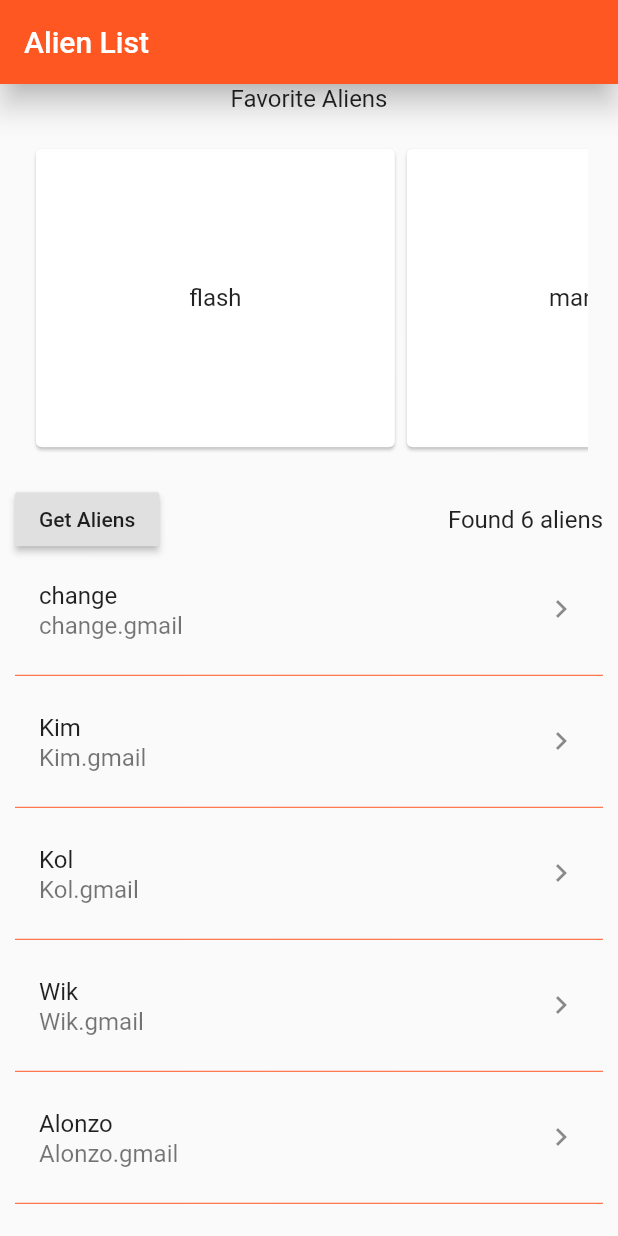
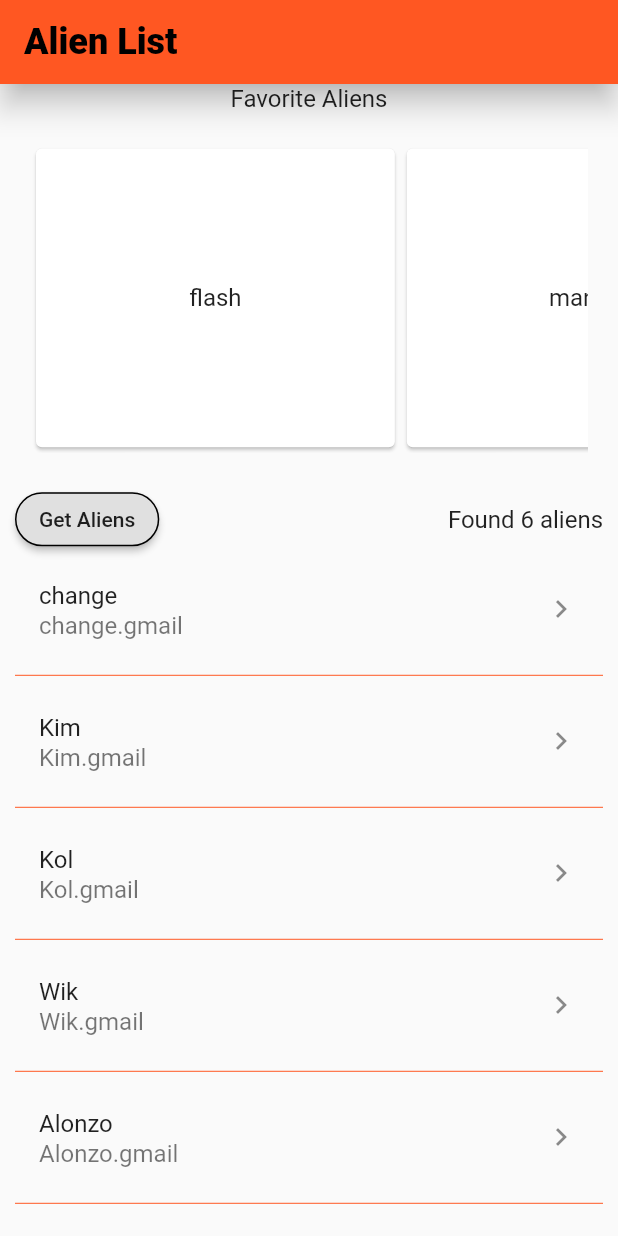
Before and after one commit to efenstakes/plore, a Flutter app: the screen it shows after launch, on a phone screen of 412 x 824 dp. Run offline on Flutter 3.47's test engine with Material 2 defaults, Android fonts, the phone set to English and light mode, and no system bars.

```diff
--- a/lib/main.dart
+++ b/lib/main.dart
@@ -30,8 +30,18 @@ class MyApp extends StatelessWidget {
           elevation: 8,
           iconTheme: IconThemeData(
             color: Colors.deepOrangeAccent[240],
-            opacity: 0.1, size: 40
+            // opacity: 0.1,
+            size: 40
           ),
+          textTheme: TextTheme(
+
+          title: TextStyle(
+            fontSize: 24,
+            fontWeight: FontWeight.w800,
+            color: Colors.black
+          ),
+
+          )
         ),
 
         snackBarTheme: SnackBarThemeData(),
--- /dev/null
+++ b/lib/screens/user/user_list.dart
@@ -0,0 +1,73 @@
+import 'package:flutter/material.dart';
+import 'package:plore/models/user.dart';
+import 'package:plore/screens/user/user_details.dart';
+
+
+class UserListScreen extends StatelessWidget {
+
+  final List<User> users;
+
+  UserListScreen({this.users}) {
+    users.forEach((user)=> print(user.email));
+  }
+
+
+  @override
+  Widget build(BuildContext context) {
+    return ListView.separated(
+      padding: EdgeInsets.symmetric(vertical: 0.0, horizontal: 10.0),
+
+      itemCount: users.length,
+      itemBuilder: (BuildContext context, int index) {
+
+        return Dismissible(
+          key: Key(users[index].name),
+          child: ListTile(
+                  title: Text(users[index].name),
+                  subtitle: Text(users[index].email),
+                  trailing: Icon(Icons.keyboard_arrow_right),
+
+                  onTap: () {
+                    _seeUserDetails(user: users[index], context: context);
+                  },
+                ),
+
+          onDismissed: (direction) {
+
+            Scaffold.of(context).showSnackBar(
+              SnackBar(
+                content: Text('dismissed '+ users[index].name),
+              )
+            );
+
+          },// onDismissed: (direction) { .. }
+
+          background: Container(
+            color: Colors.lightGreen,
+          ),
+
+        );
+
+      },
+
+      separatorBuilder: (BuildContext context, int index) {
+        return Divider( color: Colors.deepOrange );
+      },
+
+    );
+  }
+
+
+  _seeUserDetails({ User user, BuildContext context}) async {
+    Navigator.of(context).push(
+      MaterialPageRoute(
+        builder: (BuildContext context)=> UserDetails(user: user)
+      )
+    );
+  }// void _seeUserDetails(user) async { .. }
+
+
+
+
+
+}
--- a/lib/screens/user/users.dart
+++ b/lib/screens/user/users.dart
@@ -4,6 +4,8 @@ import 'package:http/http.dart' as http;
 import 'package:plore/models/user.dart';
 import 'package:plore/screens/user/user_details.dart';
 import 'package:plore/screens/user/fav_alien_list.dart';
+import 'package:plore/screens/user/user_list.dart';
+
 
 
 class UsersScreen extends StatefulWidget {
@@ -63,6 +65,9 @@ class _UsersScreenState extends State<UsersScreen> {
                 child: RaisedButton(
                         child: Text('Get Aliens'),
                         onPressed: getUsers,
+                        shape: StadiumBorder(
+                          side: BorderSide(width: 1)
+                        ),
                     ),
               ),
               Container(
@@ -116,56 +121,3 @@ class _UsersScreenState extends State<UsersScreen> {
 
 
 }
-
-
-
-class UserListScreen extends StatelessWidget {
-
-  final List<User> users;
-
-  UserListScreen({this.users}) {
-    users.forEach((user)=> print(user.email));
-  }
-
-
-  @override
-  Widget build(BuildContext context) {
-    return ListView.separated(
-      padding: EdgeInsets.symmetric(vertical: 0.0, horizontal: 10.0),
-
-      itemCount: users.length,
-      itemBuilder: (BuildContext context, int index) {
-
-        return ListTile(
-          title: Text(users[index].name),
-          subtitle: Text(users[index].email),
-          trailing: Icon(Icons.keyboard_arrow_right),
-
-          onTap: () {
-            _seeUserDetails(user: users[index], context: context);
-          },
-        );
-
-      },
-
-      separatorBuilder: (BuildContext context, int index) {
-        return Divider( color: Colors.deepOrange );
-      },
-
-    );
-  }
-
-
-  _seeUserDetails({ User user, BuildContext context}) async {
-    Navigator.of(context).push(
-      MaterialPageRoute(
-        builder: (BuildContext context)=> UserDetails(user: user)
-      )
-    );
-  }// void _seeUserDetails(user) async { .. }
-
-
-
-
-
-}
--- a/pubspec.yaml
+++ b/pubspec.yaml
@@ -42,7 +42,8 @@ flutter:
   uses-material-design: true
 
   # To add assets to your application, add an assets section, like this:
-  # assets:
+  assets:
+    - assets/images/
   #  - images/a_dot_burr.jpeg
   #  - images/a_dot_ham.jpeg
 
```
Also changed, not shown: lib/screens/user/user_details.dart (+37 -7 lines), assets/images/p1.png (added).
